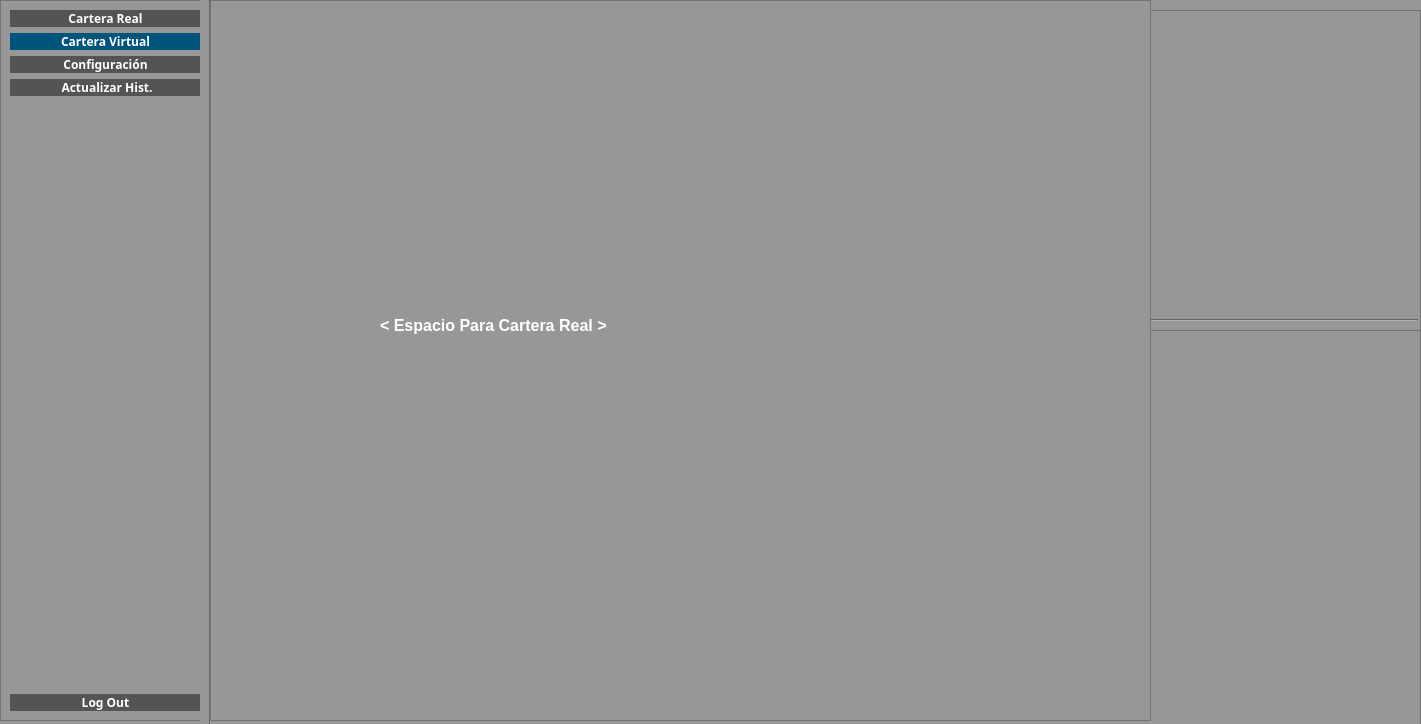
Old version of the form src/GUI/PrincipalUsuario.ui in the repository jesusramondovale/IngenicaSTS.
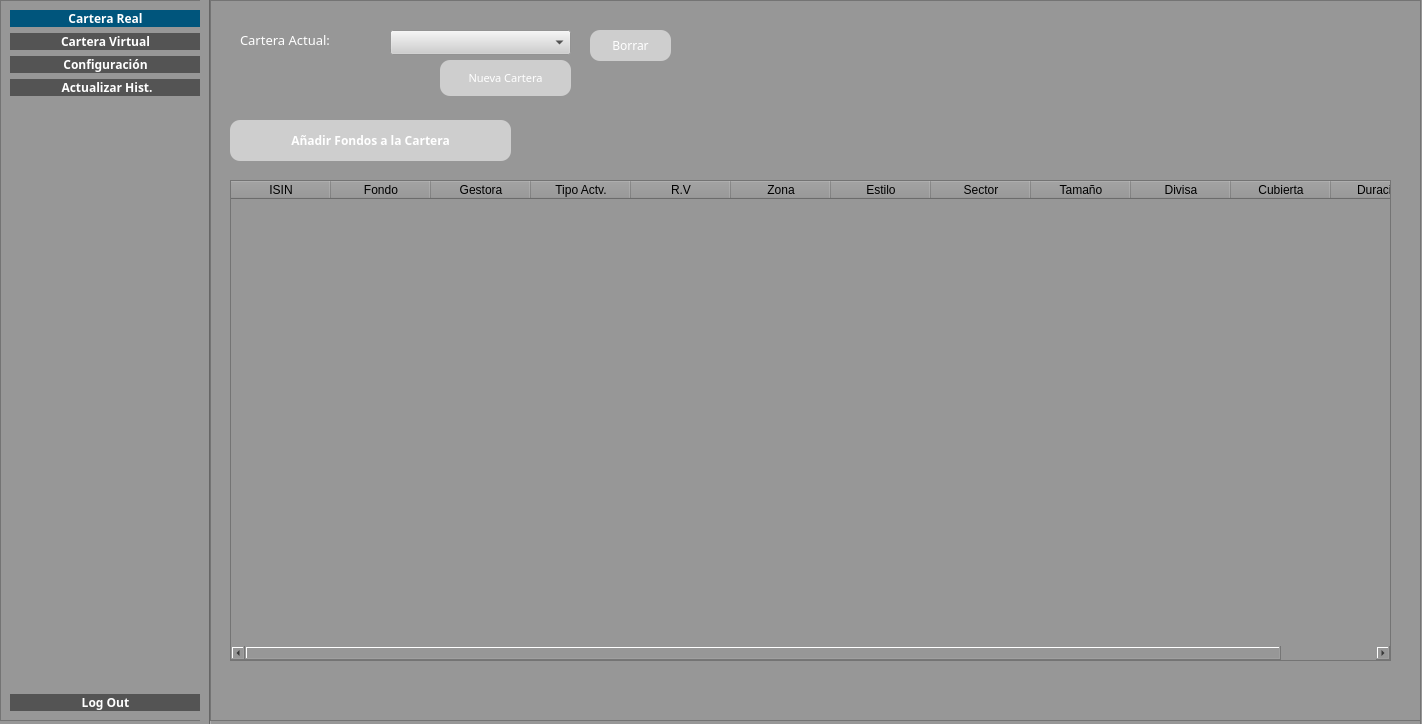
New version of the form. Icons and pictures are not drawn.

Commit message: Carteras Reales: Añadida Tabla con Fondos Presentes

```diff
--- a/src/GUI/PrincipalUsuario.ui
+++ b/src/GUI/PrincipalUsuario.ui
@@ -6,7 +6,7 @@
    <rect>
     <x>0</x>
     <y>0</y>
-    <width>1421</width>
+    <width>1422</width>
     <height>724</height>
    </rect>
   </property>
@@ -111,7 +111,7 @@
         <bool>true</bool>
        </property>
        <property name="checked">
-        <bool>false</bool>
+        <bool>true</bool>
        </property>
       </widget>
      </item>
@@ -136,7 +136,7 @@
         <bool>true</bool>
        </property>
        <property name="checked">
-        <bool>true</bool>
+        <bool>false</bool>
        </property>
       </widget>
      </item>
@@ -686,7 +686,7 @@
      <rect>
       <x>210</x>
       <y>0</y>
-      <width>941</width>
+      <width>1211</width>
       <height>721</height>
      </rect>
     </property>
@@ -696,25 +696,219 @@
     <property name="frameShadow">
      <enum>QFrame::Raised</enum>
     </property>
-    <widget class="QLabel" name="labelReal">
+    <widget class="QPushButton" name="buttonAddCarteraReal">
      <property name="geometry">
       <rect>
-       <x>170</x>
-       <y>280</y>
-       <width>501</width>
-       <height>91</height>
+       <x>230</x>
+       <y>60</y>
+       <width>131</width>
+       <height>36</height>
       </rect>
      </property>
+     <property name="maximumSize">
+      <size>
+       <width>183</width>
+       <height>16777215</height>
+      </size>
+     </property>
      <property name="font">
       <font>
-       <pointsize>12</pointsize>
+       <family>Yu Gothic UI Light</family>
+       <pointsize>8</pointsize>
+       <weight>50</weight>
+       <bold>false</bold>
+      </font>
+     </property>
+     <property name="styleSheet">
+      <string notr="true">*{
+background: rgb(206, 206, 206)
+}</string>
+     </property>
+     <property name="text">
+      <string>Nueva Cartera</string>
+     </property>
+     <property name="icon">
+      <iconset>
+       <normaloff>../../../feather/plus-circle.svg</normaloff>../../../feather/plus-circle.svg</iconset>
+     </property>
+    </widget>
+    <widget class="QComboBox" name="cbCarterasReal">
+     <property name="geometry">
+      <rect>
+       <x>180</x>
+       <y>30</y>
+       <width>181</width>
+       <height>25</height>
+      </rect>
+     </property>
+     <property name="font">
+      <font>
+       <family>Yu Gothic UI Light</family>
+       <pointsize>10</pointsize>
+      </font>
+     </property>
+     <property name="styleSheet">
+      <string notr="true">*{
+background-color: rgb(206, 206, 206) 
+}</string>
+     </property>
+     <property name="currentText">
+      <string notr="true"/>
+     </property>
+     <property name="currentIndex">
+      <number>-1</number>
+     </property>
+    </widget>
+    <widget class="QPushButton" name="buttonAddISINReal">
+     <property name="geometry">
+      <rect>
+       <x>20</x>
+       <y>120</y>
+       <width>281</width>
+       <height>41</height>
+      </rect>
+     </property>
+     <property name="font">
+      <font>
+       <family>Yu Gothic UI Light</family>
+       <pointsize>9</pointsize>
        <weight>75</weight>
        <bold>true</bold>
       </font>
      </property>
+     <property name="styleSheet">
+      <string notr="true">*{
+background: rgb(206, 206, 206)
+}</string>
+     </property>
      <property name="text">
-      <string>                  &lt;  Espacio Para Cartera Real  &gt;</string>
+      <string>Añadir Fondos a la Cartera</string>
      </property>
+     <property name="icon">
+      <iconset>
+       <normaloff>../../../feather/plus-square.svg</normaloff>../../../feather/plus-square.svg</iconset>
+     </property>
+    </widget>
+    <widget class="QLabel" name="label_3">
+     <property name="geometry">
+      <rect>
+       <x>30</x>
+       <y>30</y>
+       <width>151</width>
+       <height>19</height>
+      </rect>
+     </property>
+     <property name="font">
+      <font>
+       <family>Yu Gothic UI Light</family>
+       <pointsize>10</pointsize>
+       <weight>50</weight>
+       <bold>false</bold>
+      </font>
+     </property>
+     <property name="styleSheet">
+      <string notr="true"/>
+     </property>
+     <property name="text">
+      <string>Cartera Actual:</string>
+     </property>
+    </widget>
+    <widget class="QPushButton" name="buttonBorrarCarteraReal">
+     <property name="geometry">
+      <rect>
+       <x>380</x>
+       <y>30</y>
+       <width>81</width>
+       <height>31</height>
+      </rect>
+     </property>
+     <property name="font">
+      <font>
+       <family>Yu Gothic UI Light</family>
+      </font>
+     </property>
+     <property name="styleSheet">
+      <string notr="true">*{
+background: rgb(206, 206, 206)
+}</string>
+     </property>
+     <property name="text">
+      <string>Borrar</string>
+     </property>
+     <property name="icon">
+      <iconset>
+       <normaloff>../../../feather/delete.svg</normaloff>../../../feather/delete.svg</iconset>
+     </property>
+    </widget>
+    <widget class="QTableWidget" name="tableFondos">
+     <property name="geometry">
+      <rect>
+       <x>20</x>
+       <y>180</y>
+       <width>1161</width>
+       <height>481</height>
+      </rect>
+     </property>
+     <column>
+      <property name="text">
+       <string>ISIN</string>
+      </property>
+     </column>
+     <column>
+      <property name="text">
+       <string>Fondo</string>
+      </property>
+     </column>
+     <column>
+      <property name="text">
+       <string>Gestora</string>
+      </property>
+     </column>
+     <column>
+      <property name="text">
+       <string>Tipo Actv.</string>
+      </property>
+     </column>
+     <column>
+      <property name="text">
+       <string>R.V</string>
+      </property>
+     </column>
+     <column>
+      <property name="text">
+       <string>Zona</string>
+      </property>
+     </column>
+     <column>
+      <property name="text">
+       <string>Estilo</string>
+      </property>
+     </column>
+     <column>
+      <property name="text">
+       <string>Sector</string>
+      </property>
+     </column>
+     <column>
+      <property name="text">
+       <string>Tamaño</string>
+      </property>
+     </column>
+     <column>
+      <property name="text">
+       <string>Divisa</string>
+      </property>
+     </column>
+     <column>
+      <property name="text">
+       <string>Cubierta</string>
+      </property>
+     </column>
+     <column>
+      <property name="text">
+       <string>Duración</string>
+      </property>
+     </column>
     </widget>
    </widget>
   </widget>
```
The commit also changes 7 other files.
